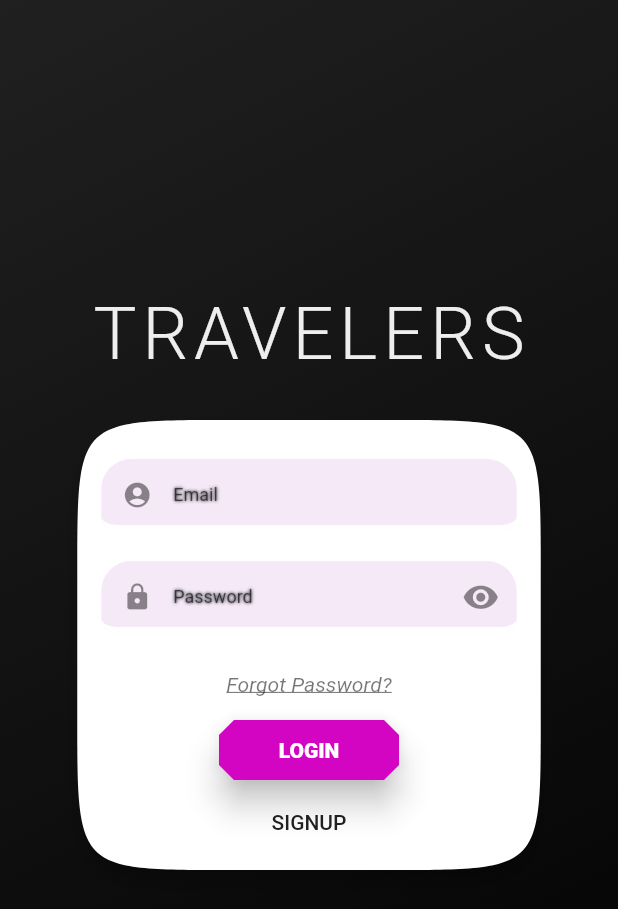
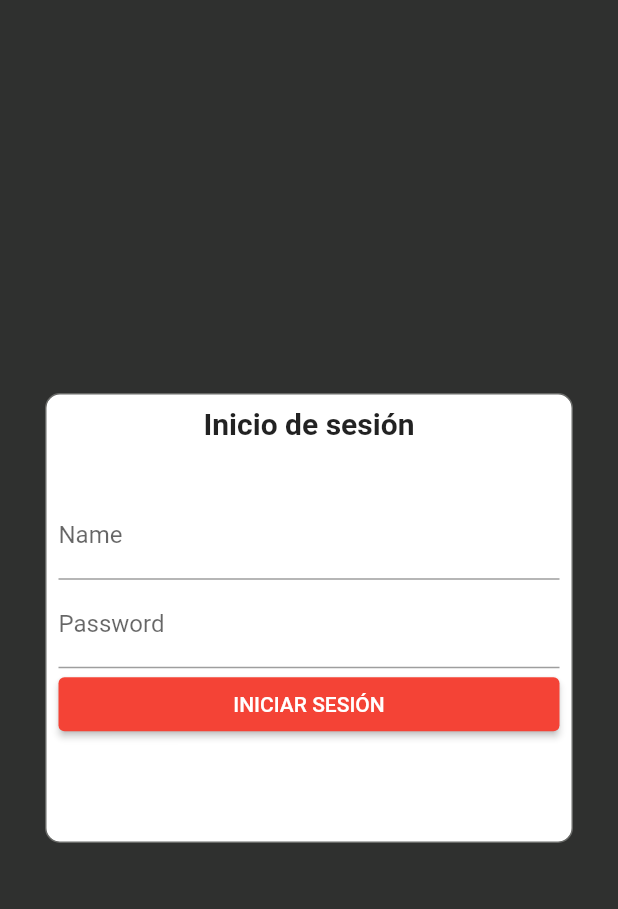
Before and after one commit to Edu-Maturana/certamen-2-maturana-reyes, a Flutter app: the LoginScreen screen opened directly, on a phone screen of 412 x 824 dp. Shown: the top 909 px of the screen. Run offline on Flutter 3.47's test engine with Material 2 defaults, Android fonts, the phone set to English and light mode, and no system bars; drawn by our look-alikes of flutter_login; our stand-ins replace font_awesome_flutter; network calls fail; Roboto replaces fonts that are missing (Quicksand).

Commit message:
login funcional, agregar, cerrar sesión, imagenes

```diff
--- /dev/null
+++ b/dam_c2_client/lib/Providers/authProvider.dart
@@ -0,0 +1,14 @@
+import 'dart:convert';
+import 'package:http/http.dart' as http;
+
+class authProvider {
+  final apiURL = 'http://10.0.2.2:3000/auth/';
+
+  Future login(String email, String password) async {
+    var url = Uri.parse(apiURL + 'login');
+    var respuesta = await http.post(url,
+        headers: {"Content-Type": "application/json"},
+        body: json.encode({'name': email, 'password': password}));
+    return respuesta;
+  }
+}
--- a/dam_c2_client/lib/main.dart
+++ b/dam_c2_client/lib/main.dart
@@ -1,7 +1,6 @@
 import 'package:flutter/material.dart';
 import 'package:mobile_project/screens/Login.dart';
 import 'package:mobile_project/screens/ProductsScreen.dart';
-import 'package:mobile_project/screens/searchTour.dart';
 import 'package:mobile_project/screens/certamen.dart';
 import 'package:mobile_project/screens/addTour.dart';
 import 'package:mobile_project/screens/home_screen.dart';
@@ -21,14 +20,13 @@ class MyApp extends StatelessWidget {
         accentColor: Color(0xFFD8ECF1),
         scaffoldBackgroundColor: Color(0xFFF3F5F7),
       ),
-      home: HomeScreen(),
+      home: LoginScreen(),
       initialRoute: '/',
       routes: {
-        '/Tours': (context) => TabsTourPage(),
+        '/Tours': (context) => favoritePage(),
         '/certamen': (context) => CertamenTourPage(),
         '/Add': (context) => AddTour(),
         '/Delete': (context) => DeleteTour(),
-        '/Search': (context) => buscarTour(),
       },
     );
   }
--- a/dam_c2_client/lib/screens/Login.dart
+++ b/dam_c2_client/lib/screens/Login.dart
@@ -1,99 +1,104 @@
 import 'package:flutter/material.dart';
-import 'package:flutter_login/flutter_login.dart';
 import 'package:mobile_project/screens/home_screen.dart';
-import 'package:mobile_project/screens/home_screen.dart';
+import 'package:mobile_project/Providers/authProvider.dart';
+import 'home_screen.dart';
 
-class LoginScreen extends StatelessWidget {
+class LoginScreen extends StatefulWidget {
+  @override
+  State<LoginScreen> createState() => _LoginScreenState();
+}
+
+class _LoginScreenState extends State<LoginScreen> {
+  final formKey = GlobalKey<FormState>();
+  TextEditingController emailCtrl = TextEditingController();
+  TextEditingController passwordCtrl = TextEditingController();
+  String error = '';
+  authProvider auth = authProvider();
   @override
   Widget build(BuildContext context) {
-    final inputBorder = BorderRadius.vertical(
-      bottom: Radius.circular(10.0),
-      top: Radius.circular(20.0),
-    );
+    return Scaffold(
+      backgroundColor: Color.fromARGB(255, 47, 48, 47),
+      body: Center(
+        child: Container(
+          margin: EdgeInsets.symmetric(horizontal: 30),
+          width: double.infinity,
+          height: 300,
+          decoration: BoxDecoration(
+              color: Colors.white,
+              border: Border.all(
+                color: Color.fromARGB(255, 104, 105, 103),
+              ),
+              borderRadius: BorderRadius.all(Radius.circular(10))),
+          child: Padding(
+            padding: const EdgeInsets.all(8.0),
+            child: Form(
+              key: formKey,
+              child: Column(
+                children: [
+                  Text(
+                    'Inicio de sesión',
+                    style: TextStyle(fontSize: 20, fontWeight: FontWeight.bold),
+                  ),
+                  Spacer(),
+                  TextFormField(
+                    controller: emailCtrl,
+                    decoration: InputDecoration(
+                      label: Text('Name'),
+                    ),
+                    keyboardType: TextInputType.emailAddress,
+                  ),
+                  TextFormField(
+                    controller: passwordCtrl,
+                    decoration: InputDecoration(
+                      label: Text('Password'),
+                    ),
+                    obscureText: true,
+                  ),
 
-    return FlutterLogin(
-      title: 'TRAVELERS',
-      onLogin: (_) => Future(null),
-      onSignup: (_) => Future(null),
-      onSubmitAnimationCompleted: () {
-        Navigator.of(context).pushReplacement(MaterialPageRoute(
-          builder: (context) => HomeScreen(),
-        ));
-      },
-      onRecoverPassword: (_) => Future(null),
-      theme: LoginTheme(
-        primaryColor: Color.fromARGB(255, 32, 32, 32),
-        accentColor: Colors.purple.withOpacity(.1),
-        errorColor: Color.fromARGB(255, 5, 48, 139),
-        titleStyle: TextStyle(
-          color: Color.fromARGB(255, 238, 238, 238),
-          fontFamily: 'Quicksand',
-          letterSpacing: 4,
-        ),
-        bodyStyle: TextStyle(
-          fontStyle: FontStyle.italic,
-          decoration: TextDecoration.underline,
-        ),
-        textFieldStyle: TextStyle(
-          color: Color.fromARGB(255, 0, 0, 0),
-          shadows: [Shadow(color: Color.fromARGB(255, 0, 3, 8), blurRadius: 2)],
-        ),
-        buttonStyle: TextStyle(
-          fontWeight: FontWeight.w800,
-          color: Color.fromARGB(255, 255, 255, 255),
-        ),
-        cardTheme: CardTheme(
-          color: Color.fromARGB(255, 255, 255, 255),
-          elevation: 5,
-          margin: EdgeInsets.only(top: 15),
-          shape: ContinuousRectangleBorder(
-              borderRadius: BorderRadius.circular(100.0)),
-        ),
-        inputTheme: InputDecorationTheme(
-          filled: true,
-          fillColor: Colors.purple.withOpacity(.1),
-          contentPadding: EdgeInsets.zero,
-          errorStyle: TextStyle(
-            backgroundColor: Color.fromARGB(255, 211, 5, 194),
-            color: Colors.white,
-          ),
-          labelStyle: TextStyle(fontSize: 12),
-          enabledBorder: UnderlineInputBorder(
-            borderSide:
-                BorderSide(color: Color.fromARGB(255, 255, 255, 255), width: 4),
-            borderRadius: inputBorder,
-          ),
-          focusedBorder: UnderlineInputBorder(
-            borderSide:
-                BorderSide(color: Colors.purple.withOpacity(.1), width: 5),
-            borderRadius: inputBorder,
-          ),
-          errorBorder: UnderlineInputBorder(
-            borderSide:
-                BorderSide(color: Colors.purple.withOpacity(.1), width: 7),
-            borderRadius: inputBorder,
-          ),
-          focusedErrorBorder: UnderlineInputBorder(
-            borderSide:
-                BorderSide(color: Colors.purple.withOpacity(.1), width: 8),
-            borderRadius: inputBorder,
-          ),
-          disabledBorder: UnderlineInputBorder(
-            borderSide: BorderSide(color: Colors.grey, width: 5),
-            borderRadius: inputBorder,
-          ),
-        ),
-        buttonTheme: LoginButtonTheme(
-          splashColor: Colors.purple,
-          backgroundColor: Color.fromARGB(255, 211, 5, 194),
-          highlightColor: Color.fromARGB(255, 255, 255, 255),
-          elevation: 9.0,
-          highlightElevation: 6.0,
-          shape: BeveledRectangleBorder(
-            borderRadius: BorderRadius.circular(10),
+                  //BOTON LOGIN
+                  Container(
+                    width: double.infinity,
+                    child: ElevatedButton(
+                      style:
+                          ElevatedButton.styleFrom(backgroundColor: Colors.red),
+                      child: Text('INICIAR SESIÓN'),
+                      onPressed: () {
+                        login();
+                      },
+                    ),
+                  ),
+
+                  //MENSAJES ERROR
+                  Container(
+                    margin: EdgeInsets.only(top: 10),
+                    alignment: Alignment.center,
+                    width: double.infinity,
+                    child: Text(
+                      error,
+                      style: TextStyle(color: Colors.red),
+                    ),
+                  ),
+                  Spacer(),
+                ],
+              ),
+            ),
           ),
         ),
       ),
     );
   }
+
+  void login() async {
+    if (formKey.currentState.validate()) {
+      var respuesta = await auth.login(emailCtrl.text, passwordCtrl.text);
+      if (respuesta.statusCode == 201) {
+        Navigator.pushReplacement(
+            context, MaterialPageRoute(builder: (context) => HomeScreen()));
+      } else {
+        setState(() {
+          error = 'Usuario o contraseña incorrectos';
+        });
+      }
+    }
+  }
 }
```
Also changed, not shown: dam_c2_client/lib/Providers/tours_provider.dart (+2 -11 lines), dam_c2_client/lib/modelos/tourModel.dart (+9 -5 lines), dam_c2_client/lib/screens/ProductsScreen.dart (+4 -52 lines), dam_c2_client/lib/screens/addTour.dart (+40 -11 lines), dam_c2_client/lib/screens/certamen.dart (+30 -21 lines), dam_c2_client/lib/screens/deleteTour.dart (+8 -0 lines), dam_c2_client/lib/screens/home_screen.dart (+11 -5 lines), dam_c2_client/lib/screens/searchTour.dart (deleted, +0 -142 lines).
